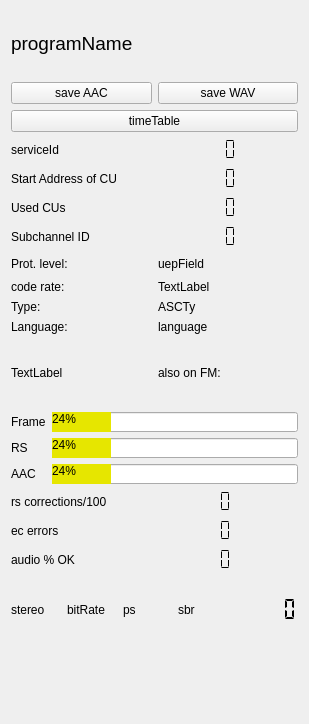
Qt form qt-dab-6.9/forms-v7/technical_data.ui (JvanKatwijk/qt-dab) before a commit.
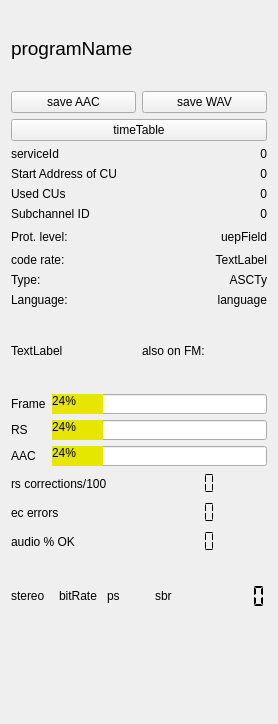
The same form after that commit. Custom widgets are drawn as their Qt base class.

Patch:
```diff
--- a/qt-dab-6.9/forms-v7/technical_data.ui
+++ b/qt-dab-6.9/forms-v7/technical_data.ui
@@ -6,7 +6,7 @@
    <rect>
     <x>0</x>
     <y>0</y>
-    <width>309</width>
+    <width>278</width>
     <height>724</height>
    </rect>
   </property>
@@ -77,15 +77,12 @@
       </widget>
      </item>
      <item row="0" column="1">
-      <widget class="QLCDNumber" name="serviceIdDisplay">
-       <property name="frameShape">
-        <enum>QFrame::Shape::NoFrame</enum>
+      <widget class="QLabel" name="serviceIdDisplay">
+       <property name="text">
+        <string>0</string>
        </property>
-       <property name="mode">
-        <enum>QLCDNumber::Mode::Hex</enum>
-       </property>
-       <property name="segmentStyle">
-        <enum>QLCDNumber::SegmentStyle::Flat</enum>
+       <property name="alignment">
+        <set>Qt::AlignmentFlag::AlignRight|Qt::AlignmentFlag::AlignTrailing|Qt::AlignmentFlag::AlignVCenter</set>
        </property>
       </widget>
      </item>
@@ -97,12 +94,12 @@
       </widget>
      </item>
      <item row="1" column="1">
-      <widget class="QLCDNumber" name="startAddressDisplay">
-       <property name="frameShape">
-        <enum>QFrame::Shape::NoFrame</enum>
+      <widget class="QLabel" name="startAddressDisplay">
+       <property name="text">
+        <string>0</string>
        </property>
-       <property name="segmentStyle">
-        <enum>QLCDNumber::SegmentStyle::Flat</enum>
+       <property name="alignment">
+        <set>Qt::AlignmentFlag::AlignRight|Qt::AlignmentFlag::AlignTrailing|Qt::AlignmentFlag::AlignVCenter</set>
        </property>
       </widget>
      </item>
@@ -114,12 +111,12 @@
       </widget>
      </item>
      <item row="2" column="1">
-      <widget class="QLCDNumber" name="lengthDisplay">
-       <property name="frameShape">
-        <enum>QFrame::Shape::NoFrame</enum>
+      <widget class="QLabel" name="lengthDisplay">
+       <property name="text">
+        <string>0</string>
        </property>
-       <property name="segmentStyle">
-        <enum>QLCDNumber::SegmentStyle::Flat</enum>
+       <property name="alignment">
+        <set>Qt::AlignmentFlag::AlignRight|Qt::AlignmentFlag::AlignTrailing|Qt::AlignmentFlag::AlignVCenter</set>
        </property>
       </widget>
      </item>
@@ -131,12 +128,12 @@
       </widget>
      </item>
      <item row="3" column="1">
-      <widget class="QLCDNumber" name="subChIdDisplay">
-       <property name="frameShape">
-        <enum>QFrame::Shape::NoFrame</enum>
+      <widget class="QLabel" name="subChIdDisplay">
+       <property name="text">
+        <string>0</string>
        </property>
-       <property name="segmentStyle">
-        <enum>QLCDNumber::SegmentStyle::Flat</enum>
+       <property name="alignment">
+        <set>Qt::AlignmentFlag::AlignRight|Qt::AlignmentFlag::AlignTrailing|Qt::AlignmentFlag::AlignVCenter</set>
        </property>
       </widget>
      </item>
@@ -174,6 +171,9 @@
        <property name="text">
         <string>uepField</string>
        </property>
+       <property name="alignment">
+        <set>Qt::AlignmentFlag::AlignRight|Qt::AlignmentFlag::AlignTrailing|Qt::AlignmentFlag::AlignVCenter</set>
+       </property>
       </widget>
      </item>
      <item row="1" column="0">
@@ -188,6 +188,9 @@
        <property name="text">
         <string>TextLabel</string>
        </property>
+       <property name="alignment">
+        <set>Qt::AlignmentFlag::AlignRight|Qt::AlignmentFlag::AlignTrailing|Qt::AlignmentFlag::AlignVCenter</set>
+       </property>
       </widget>
      </item>
      <item row="2" column="0">
@@ -205,6 +208,9 @@
        <property name="text">
         <string>ASCTy</string>
        </property>
+       <property name="alignment">
+        <set>Qt::AlignmentFlag::AlignRight|Qt::AlignmentFlag::AlignTrailing|Qt::AlignmentFlag::AlignVCenter</set>
+       </property>
       </widget>
      </item>
      <item row="3" column="0">
@@ -225,6 +231,9 @@
        <property name="text">
         <string>language</string>
        </property>
+       <property name="alignment">
+        <set>Qt::AlignmentFlag::AlignRight|Qt::AlignmentFlag::AlignTrailing|Qt::AlignmentFlag::AlignVCenter</set>
+       </property>
       </widget>
      </item>
     </layout>
```
